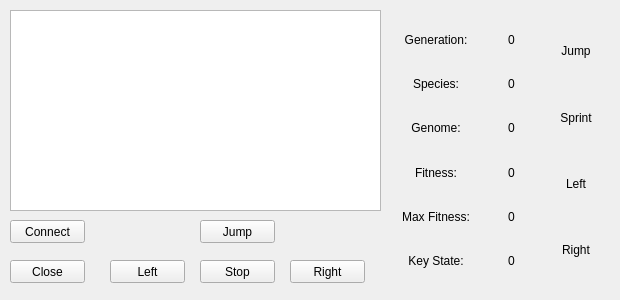
Before: the Qt Designer form RoboCopClient/mainwindow.ui in Alex-BusNet/SuperCopRemastered, drawn with Qt 5.
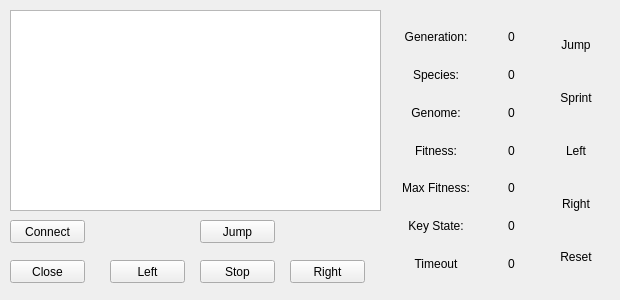
After: the same form once the commit is applied. Icons and pictures are not drawn.

```diff
--- a/RoboCopClient/mainwindow.ui
+++ b/RoboCopClient/mainwindow.ui
@@ -273,6 +273,30 @@
          </item>
         </layout>
        </item>
+       <item>
+        <layout class="QHBoxLayout" name="horizontalLayout_8">
+         <item>
+          <widget class="QLabel" name="timeoutLabel">
+           <property name="text">
+            <string>Timeout</string>
+           </property>
+           <property name="alignment">
+            <set>Qt::AlignCenter</set>
+           </property>
+          </widget>
+         </item>
+         <item>
+          <widget class="QLabel" name="timeoutValueLabel">
+           <property name="text">
+            <string>0</string>
+           </property>
+           <property name="alignment">
+            <set>Qt::AlignCenter</set>
+           </property>
+          </widget>
+         </item>
+        </layout>
+       </item>
       </layout>
      </item>
      <item>
@@ -317,6 +341,16 @@
          </property>
         </widget>
        </item>
+       <item>
+        <widget class="QLabel" name="resetLabel">
+         <property name="text">
+          <string>Reset</string>
+         </property>
+         <property name="alignment">
+          <set>Qt::AlignCenter</set>
+         </property>
+        </widget>
+       </item>
       </layout>
      </item>
     </layout>
```
